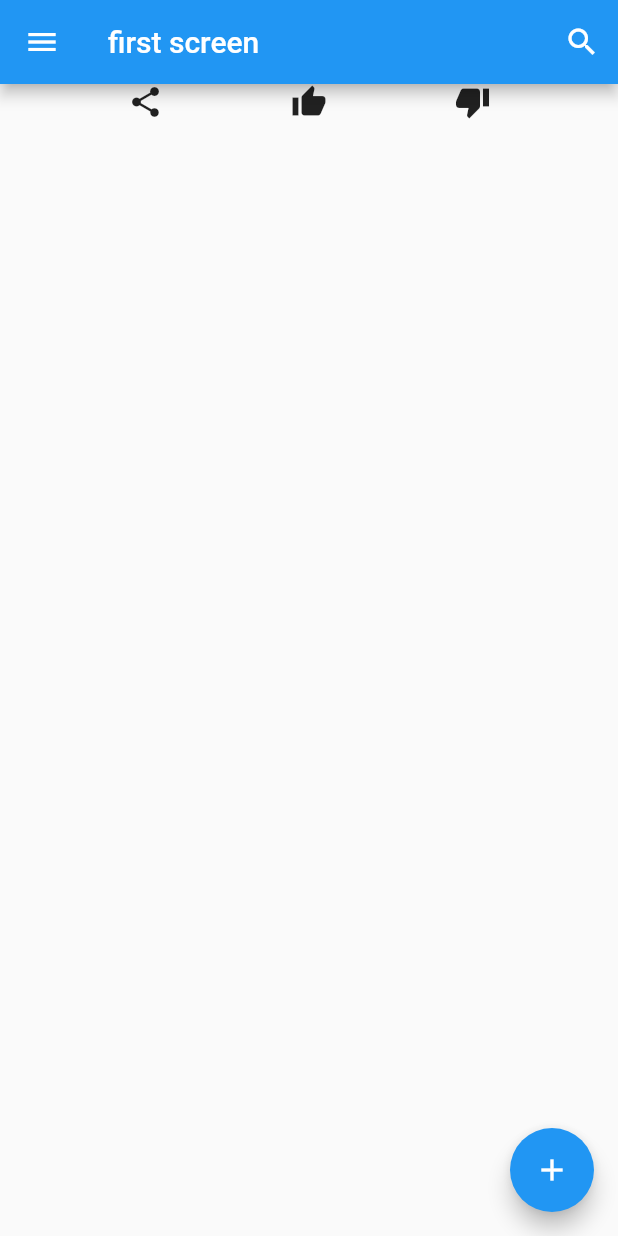
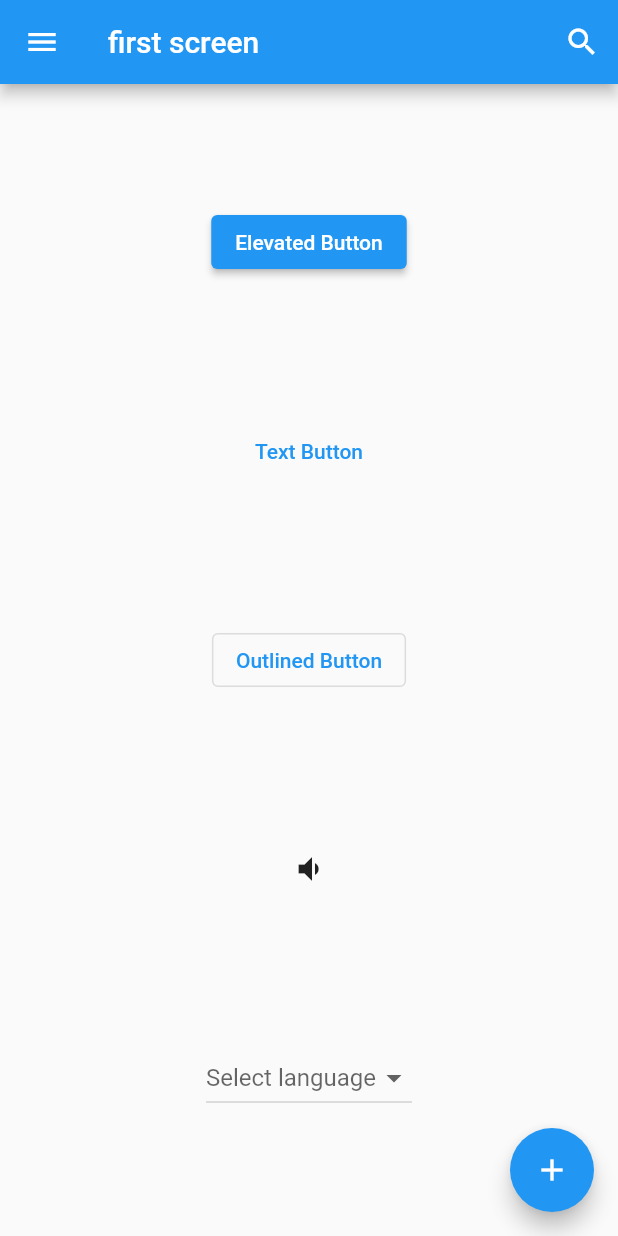
Before and after one commit to haritsdev/teguh_dicoding_flutter_basic, a Flutter app: the screen it shows after launch, on a phone screen of 412 x 824 dp. Run offline on Flutter 3.47's test engine with Material 2 defaults, Android fonts, the phone set to English and light mode, and no system bars.

Commit message:
Part 5 Macam macam button

```diff
--- a/teguh_dicoding_basic/catatan.txt
+++ b/teguh_dicoding_basic/catatan.txt
@@ -68,3 +68,16 @@ Widget Center merupakan sebuah widget yang digunakan untuk membuat suatu widget
  ====================================
  Column merupakan suatu widget yang digunakan untuk membuat widget-widget tersusun berjajar secara vertikal.
  ==================================
+
+ ===========================
+ BUTTON widget widget button ini adalah widgetyang dapat menerima trigger sentuhan atau dapat melakukan suatu fungsi
+ ketika disentuh
+
+ 1. ELEVATED BUTTON meupakan widget button pada umumnya
+ 2. TextButton merupakan widget button yang memiliki tampilan polos
+ 3. Outlined Button merupakan bagian yang menyediakan TextButton
+    dengan tambahan garis luar (border)
+ 4. IconButton widget button dengan icon
+ 5. Dropdown button merupakan tombol yang pada saat di klik
+    akan muncul pop-up daftar beberapa item yang kita pilih salah satu
+ ============================
--- a/teguh_dicoding_basic/lib/main.dart
+++ b/teguh_dicoding_basic/lib/main.dart
@@ -12,7 +12,13 @@ class MyApp extends StatelessWidget {
   }
 }
 
-class FirstScreen extends StatelessWidget {
+class FirstScreen extends StatefulWidget {
+  @override
+  State<FirstScreen> createState() => _FirstScreenState();
+}
+
+class _FirstScreenState extends State<FirstScreen> {
+  String language;
   @override
   Widget build(BuildContext context) {
     return Scaffold(
@@ -27,13 +33,66 @@ class FirstScreen extends StatelessWidget {
                 icon: const Icon(Icons.search, color: Colors.white),
                 onPressed: () {})
           ]),
-      body: Row(
-        mainAxisAlignment: MainAxisAlignment.spaceEvenly,
-        children: [
-          Icon(Icons.share),
-          Icon(Icons.thumb_up),
-          Icon(Icons.thumb_down)
-        ],
+      body: Center(
+        child: Column(
+          mainAxisAlignment: MainAxisAlignment.spaceEvenly,
+          children: [
+            Container(
+              margin: EdgeInsets.all(10),
+              child: ElevatedButton(
+                onPressed: () {},
+                child: Text("Elevated Button"),
+              ),
+            ),
+            Container(
+              margin: EdgeInsets.all(10),
+              child: TextButton(
+                onPressed: () {},
+                child: Text("Text Button"),
+              ),
+            ),
+            Container(
+              margin: EdgeInsets.all(10),
+              child: OutlinedButton(
+                onPressed: () {},
+                child: Text("Outlined Button"),
+              ),
+            ),
+            Container(
+              margin: EdgeInsets.all(10),
+              child: IconButton(
+                icon: Icon(Icons.volume_down),
+                onPressed: () {},
+                tooltip: 'Decrease volume',
+              ),
+            ),
+            Container(
+                margin: EdgeInsets.all(10),
+                child: DropdownButton<String>(
+                  items: const <DropdownMenuItem<String>>[
+                    DropdownMenuItem<String>(
+                      value: 'Dart',
+                      child: Text('Dart'),
+                    ),
+                    DropdownMenuItem<String>(
+                      value: 'Kotlin',
+                      child: Text('Kotlin'),
+                    ),
+                    DropdownMenuItem<String>(
+                      value: 'Swift',
+                      child: Text('Swift'),
+                    )
+                  ],
+                  value: language,
+                  hint: Text('Select language'),
+                  onChanged: (String value) {
+                    setState(() {
+                      language = value;
+                    });
+                  },
+                ))
+          ],
+        ),
       ),
       floatingActionButton: FloatingActionButton(
         onPressed: () {},
```
